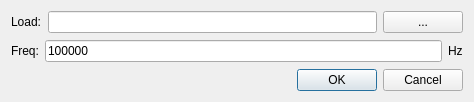
The window that PRO/NetworkPlot/da_dialog.ui (carloscn/netplot) describes before a commit, drawn with Qt 5.
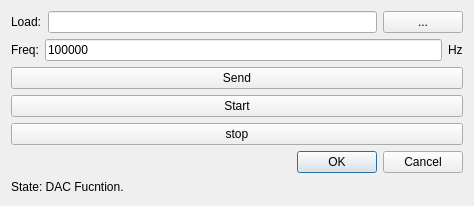
The same window after the commit.

What changed in the file:
```diff
--- a/PRO/NetworkPlot/da_dialog.ui
+++ b/PRO/NetworkPlot/da_dialog.ui
@@ -7,7 +7,7 @@
     <x>0</x>
     <y>0</y>
     <width>474</width>
-    <height>102</height>
+    <height>206</height>
    </rect>
   </property>
   <property name="windowTitle">
@@ -60,6 +60,27 @@
      </item>
     </layout>
    </item>
+   <item>
+    <widget class="QPushButton" name="pushButton_Send">
+     <property name="text">
+      <string>Send</string>
+     </property>
+    </widget>
+   </item>
+   <item>
+    <widget class="QPushButton" name="pushButton_start">
+     <property name="text">
+      <string>Start</string>
+     </property>
+    </widget>
+   </item>
+   <item>
+    <widget class="QPushButton" name="pushButton_stop">
+     <property name="text">
+      <string>stop</string>
+     </property>
+    </widget>
+   </item>
    <item>
     <widget class="QDialogButtonBox" name="buttonBox">
      <property name="orientation">
@@ -70,6 +91,13 @@
      </property>
     </widget>
    </item>
+   <item>
+    <widget class="QLabel" name="label_dac_state">
+     <property name="text">
+      <string>State: DAC Fucntion.</string>
+     </property>
+    </widget>
+   </item>
   </layout>
  </widget>
  <resources/>
```
